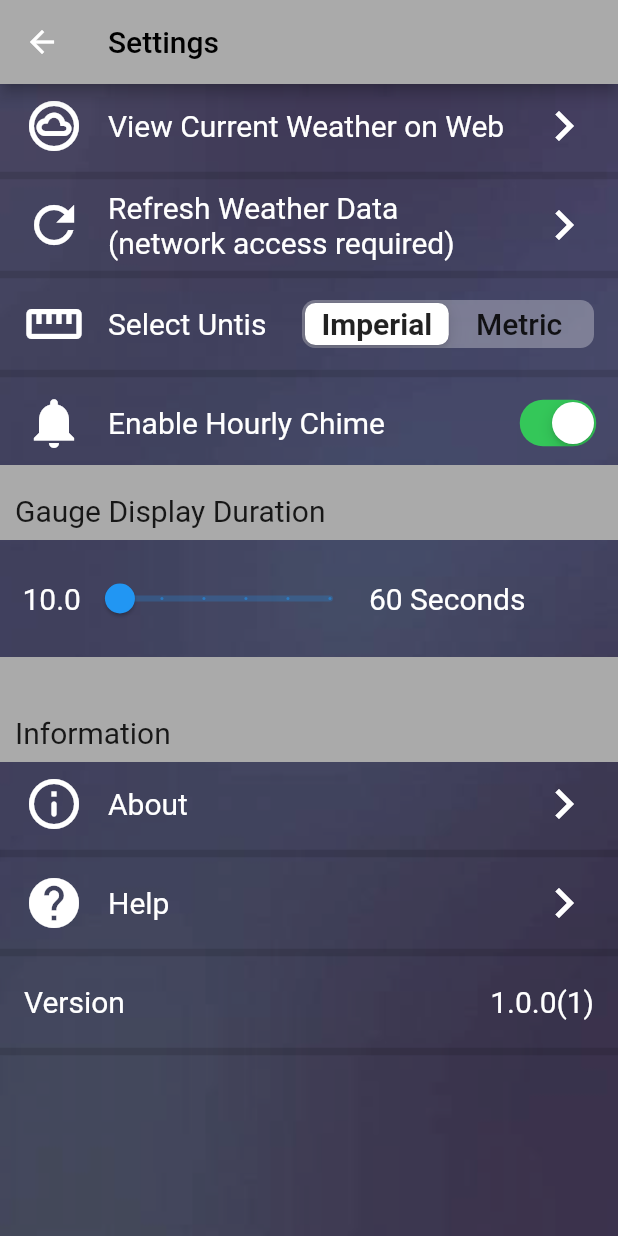
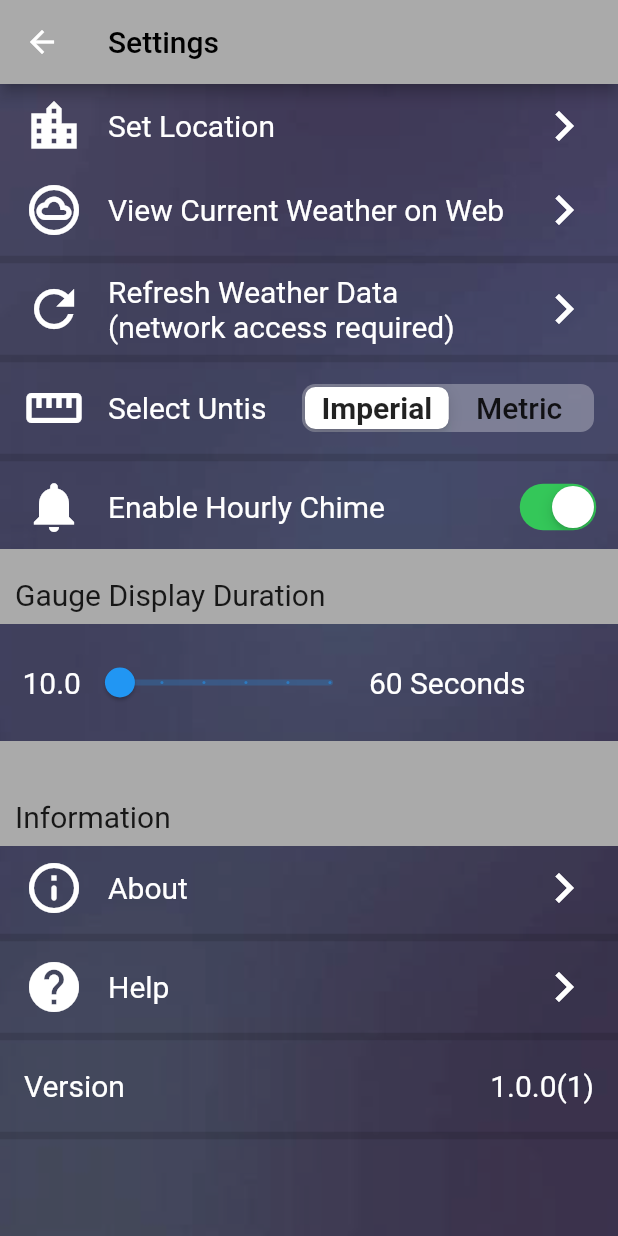
Before and after one commit to venkyLL/tidey, a Flutter app: the SettingsScreen screen opened by its route, on a phone screen of 412 x 824 dp. Run offline on Flutter 3.47's test engine with Material 2 defaults, Android fonts, the phone set to English and light mode, and no system bars; our stand-ins replace dio, geolocator, marquee, package_info, syncfusion_flutter_datagrid, syncfusion_flutter_gauges and 3 more; missing offline and left inert: dart_date, flutter_analog_clock, flutter_sensor_compass, swipe_gesture_recognizer; network calls fail; statements that could not run were skipped.

```diff
--- a/lib/screens/settings.dart
+++ b/lib/screens/settings.dart
@@ -58,6 +58,11 @@ class _settingsScreenState extends State<SettingsScreen> {
 //                  ),
 //                ),
 //              ),
+              MenuListTile(
+                title: "Set Location",
+                icon: Icons.location_city,
+                onTap: () => {},
+              ),
               MenuListTile(
                 title: "View Current Weather on Web",
                 icon: Icons.cloud_circle_outlined,
```
